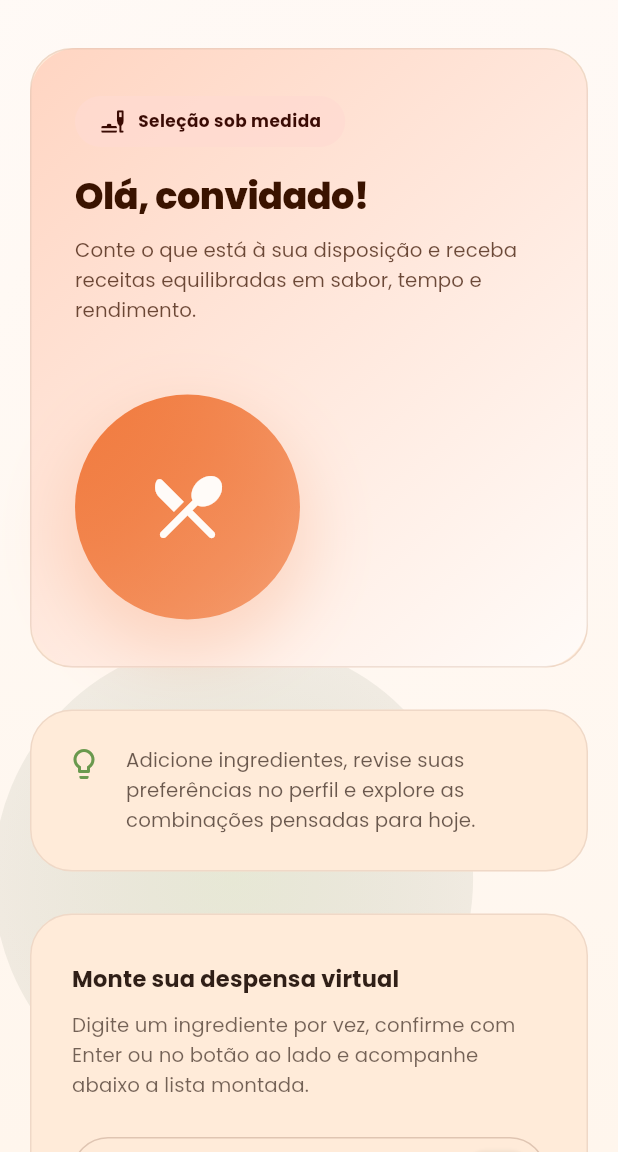
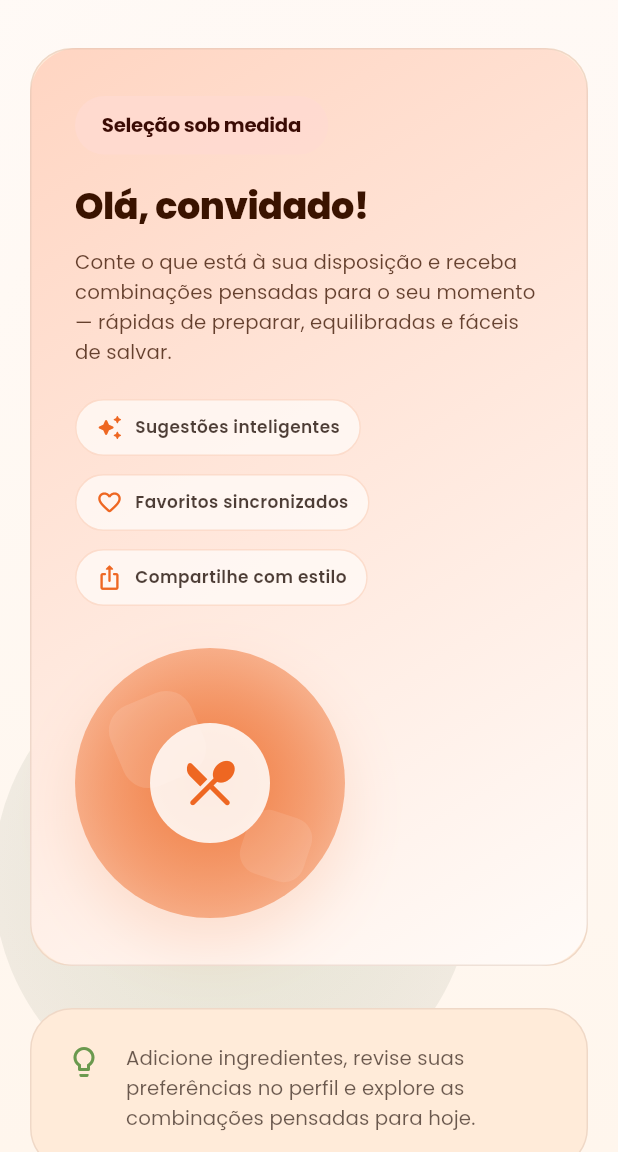
Before and after one commit to LeandroCMP/receitagora, a Flutter app: the RecipeFinderPage screen opened by its route, on a phone screen of 412 x 824 dp, the part 84-1236 px from its top. Run offline on Flutter 3.47's test engine with Material 3 defaults, Android fonts, the phone set to English and light mode, and no system bars; our stand-ins replace cloud_firestore, cross_file, equatable, firebase_auth, firebase_core, flutter_dotenv and 5 more; accounts and stored records are empty; network calls fail.

Commit message:
refactor: refresh recipe finder hero layout

```diff
--- a/lib/modules/recipe_finder/recipe_finder_page.dart
+++ b/lib/modules/recipe_finder/recipe_finder_page.dart
@@ -200,32 +200,27 @@ class _WelcomeSection extends StatelessWidget {
                 final textColumn = Column(
                   crossAxisAlignment: CrossAxisAlignment.start,
                   children: [
-                    Container(
-                      padding: const EdgeInsets.symmetric(horizontal: 16, vertical: 8),
+                    Align(
+                      alignment: Alignment.centerLeft,
+                      child: DecoratedBox(
                         decoration: BoxDecoration(
-                        color: theme.colorScheme.secondaryContainer.withOpacity(0.7),
-                        borderRadius: BorderRadius.circular(18),
+                          borderRadius: BorderRadius.circular(24),
+                          color: theme.colorScheme.secondaryContainer.withOpacity(0.78),
                         ),
-                      child: Row(
-                        mainAxisSize: MainAxisSize.min,
-                        children: [
-                          Icon(
-                            Icons.brunch_dining_rounded,
+                        child: Padding(
+                          padding: const EdgeInsets.symmetric(horizontal: 18, vertical: 10),
+                          child: Text(
+                            'Seleção sob medida',
+                            style: theme.textTheme.labelLarge?.copyWith(
+                              fontWeight: FontWeight.w700,
                               color: theme.colorScheme.onSecondaryContainer,
-                            size: 18,
-                          ),
-                          const SizedBox(width: 8),
-                          Text(
-                            'Seleção sob medida',
-                            style: theme.textTheme.labelMedium?.copyWith(
-                              color: theme.colorScheme.onSecondaryContainer,
-                              fontWeight: FontWeight.w700,
+                              letterSpacing: -0.2,
                             ),
                           ),
-                        ],
                         ),
                       ),
-                    const SizedBox(height: 18),
+                    ),
+                    const SizedBox(height: 20),
                     Text(
                       'Olá, $greeting!',
                       style: theme.textTheme.headlineSmall?.copyWith(
@@ -237,14 +232,32 @@ class _WelcomeSection extends StatelessWidget {
                     ),
                     const SizedBox(height: 12),
                     Text(
-                      'Conte o que está à sua disposição e receba receitas equilibradas em sabor, tempo e rendimento.',
+                      'Conte o que está à sua disposição e receba combinações pensadas para o seu momento — rápidas de preparar, equilibradas e fáceis de salvar.',
                       style: theme.textTheme.bodyMedium?.copyWith(
                         fontSize: isCompact ? 14 : 15,
-                        color: theme.colorScheme.onPrimaryContainer.withOpacity(0.75),
-                        height: 1.5,
+                        color: theme.colorScheme.onPrimaryContainer.withOpacity(0.78),
+                        height: 1.55,
                       ),
                     ),
-                    const SizedBox(height: 18),
+                    const SizedBox(height: 22),
+                    Wrap(
+                      spacing: 12,
+                      runSpacing: 12,
+                      children: const [
+                        _HeroFeature(
+                          icon: Icons.auto_awesome_rounded,
+                          label: 'Sugestões inteligentes',
+                        ),
+                        _HeroFeature(
+                          icon: Icons.favorite_border_rounded,
+                          label: 'Favoritos sincronizados',
+                        ),
+                        _HeroFeature(
+                          icon: Icons.ios_share_rounded,
+                          label: 'Compartilhe com estilo',
+                        ),
+                      ],
+                    ),
                   ],
                 );
 
@@ -543,9 +556,9 @@ class _HelperFooter extends StatelessWidget {
   @override
   Widget build(BuildContext context) {
     return Text(
-      'Os resultados são apresentados em cartões ricos com preparo completo, sugestões de porção e possibilidade de salvar ou compartilhar quando estiver autenticado.',
+      'Pronto para explorar? Gere receitas, organize favoritos e compartilhe artes exclusivas quando estiver autenticado.',
       style: theme.textTheme.bodySmall?.copyWith(
-        color: theme.colorScheme.onSurface.withOpacity(0.62),
+        color: theme.colorScheme.onSurface.withOpacity(0.66),
         height: 1.5,
       ),
     );
@@ -560,35 +573,124 @@ class _HeroIllustration extends StatelessWidget {
   @override
   Widget build(BuildContext context) {
     final surfaces = theme.extension<ReceitagoraSurfaceColors>();
-    return DecoratedBox(
+    return SizedBox(
+      height: 180,
+      width: 180,
+      child: Stack(
+        alignment: Alignment.center,
+        children: [
+          Positioned.fill(
+            child: DecoratedBox(
               decoration: BoxDecoration(
                 shape: BoxShape.circle,
-        gradient: LinearGradient(
-          begin: Alignment.topLeft,
-          end: Alignment.bottomRight,
-          colors: <Color>[
-            theme.colorScheme.primary.withOpacity(0.85),
-            theme.colorScheme.primary.withOpacity(0.55),
+                gradient: RadialGradient(
+                  colors: [
+                    theme.colorScheme.primary.withOpacity(0.82),
+                    theme.colorScheme.primary.withOpacity(0.45),
                   ],
                 ),
-        boxShadow: <BoxShadow>[
+                boxShadow: [
                   BoxShadow(
-            color: theme.colorScheme.primary.withOpacity(0.18),
-            blurRadius: 38,
-            spreadRadius: 6,
+                    color: theme.colorScheme.primary.withOpacity(0.15),
+                    blurRadius: 34,
                     offset: const Offset(0, 18),
                   ),
                 ],
               ),
+            ),
+          ),
+          Positioned(
+            top: 32,
+            left: 26,
+            child: Transform.rotate(
+              angle: -0.4,
+              child: Container(
+                height: 58,
+                width: 58,
+                decoration: BoxDecoration(
+                  borderRadius: BorderRadius.circular(18),
+                  color: theme.colorScheme.onPrimary.withOpacity(0.12),
+                ),
+              ),
+            ),
+          ),
+          Positioned(
+            bottom: 26,
+            right: 24,
+            child: Transform.rotate(
+              angle: 0.32,
+              child: Container(
+                height: 44,
+                width: 44,
+                decoration: BoxDecoration(
+                  borderRadius: BorderRadius.circular(14),
+                  color: theme.colorScheme.onPrimary.withOpacity(0.1),
+                ),
+              ),
+            ),
+          ),
+          DecoratedBox(
+            decoration: BoxDecoration(
+              shape: BoxShape.circle,
+              color:
+                  (surfaces?.highest ?? theme.colorScheme.onPrimary).withOpacity(0.88),
+            ),
             child: SizedBox(
-        height: 150,
-        width: 150,
+              height: 80,
+              width: 80,
               child: Center(
                 child: Icon(
                   Icons.restaurant_menu_rounded,
-            color: surfaces?.highest ?? theme.colorScheme.onPrimary,
-            size: 56,
+                  color: theme.colorScheme.primary,
+                  size: 40,
                 ),
+              ),
+            ),
+          ),
+        ],
+      ),
+    );
+  }
+}
+
+class _HeroFeature extends StatelessWidget {
+  const _HeroFeature({required this.icon, required this.label});
+
+  final IconData icon;
+  final String label;
+
+  @override
+  Widget build(BuildContext context) {
+    final theme = Theme.of(context);
+    final surfaces = theme.extension<ReceitagoraSurfaceColors>();
+
+    return DecoratedBox(
+      decoration: BoxDecoration(
+        borderRadius: BorderRadius.circular(20),
+        color: (surfaces?.highest ?? theme.colorScheme.surface).withOpacity(0.76),
+        border: Border.all(
+          color: theme.colorScheme.primary.withOpacity(0.18),
+        ),
+      ),
+      child: Padding(
+        padding: const EdgeInsets.symmetric(horizontal: 14, vertical: 10),
+        child: Row(
+          mainAxisSize: MainAxisSize.min,
+          children: [
+            Icon(
+              icon,
+              size: 18,
+              color: theme.colorScheme.primary,
+            ),
+            const SizedBox(width: 8),
+            Text(
+              label,
+              style: theme.textTheme.labelMedium?.copyWith(
+                fontWeight: FontWeight.w600,
+                color: theme.colorScheme.onSurface.withOpacity(0.86),
+              ),
+            ),
+          ],
         ),
       ),
     );
```
Lines whose indentation alone changed are shown as unchanged.
